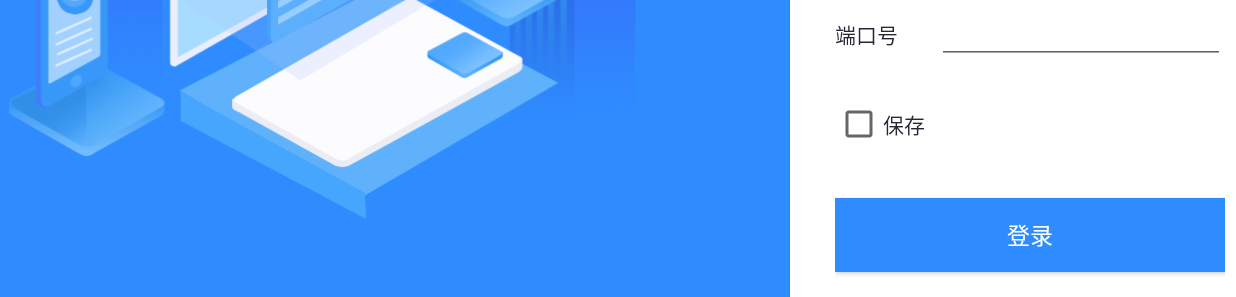
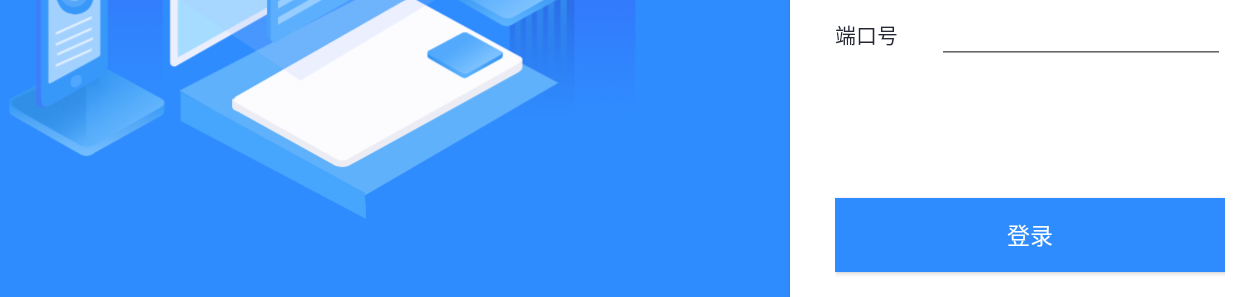
Before and after one commit to hanouba/armsMVP, an Android app: the LoginActivity screen opened directly, with no data from a screen before it, on a phone screen of 824 x 412 dp (held sideways). Shown: the part 290-587 px from the top of the screen. Run offline under Robolectric (Android 15) with nearby library versions, the phone set to English and light mode, and no system bars; libraries missing offline, so code that uses them is left out: org.greenrobot.greendao, pub.devrel.easypermissions.

Commit message:
去除登录中的保存按钮 默认记住账户

```diff
--- a/fullvideo/src/main/java/com/hansen/fullvideo/LoginActivity.java
+++ b/fullvideo/src/main/java/com/hansen/fullvideo/LoginActivity.java
@@ -56,7 +56,7 @@ public class LoginActivity extends AppCompatActivity implements View.OnClickList
         setContentView(R.layout.activity_login);
         IntentFilter intentFilter = new IntentFilter("tcpClientReceiver");
         registerReceiver(myBroadcastReceiver, intentFilter);
-        saveState = SPUtils.getInstance().getBoolean("SAVE_STATE");
+
         initView();
         mDialog = new CommonDialog(this);
 
@@ -70,23 +70,22 @@ public class LoginActivity extends AppCompatActivity implements View.OnClickList
         cbSave = findViewById(R.id.cb_save);
 
         login.setOnClickListener(this);
+        SPUtils.getInstance().put("SAVE_STATE",true);
         cbSave.setOnCheckedChangeListener(new CompoundButton.OnCheckedChangeListener() {
             @Override
             public void onCheckedChanged(CompoundButton buttonView, boolean isChecked) {
                 cbSave.setChecked(isChecked);
-                SPUtils.getInstance().put("SAVE_STATE",isChecked);
+
             }
         });
 
-        if (saveState) {
+
             String ip = SPUtils.getInstance().getString("IP");
             String port = SPUtils.getInstance().getString("PORT");
             etIp.setText(ip);
             etPort.setText(port);
-            cbSave.setChecked(true);
-        }else {
 
-        }
+
 
     }
 
@@ -99,12 +98,10 @@ public class LoginActivity extends AppCompatActivity implements View.OnClickList
                 String port = etPort.getText().toString();
 
                 if (  checkIp(ip,port)) {
-                    if (saveState) {
+
                         SPUtils.getInstance().put("IP",ip);
                         SPUtils.getInstance().put("PORT",port);
-                    }else {
 
-                    }
                     initTCP(ip, Integer.parseInt(port));
                             openGreen();
 
--- a/fullvideo/src/main/res/layout/activity_login.xml
+++ b/fullvideo/src/main/res/layout/activity_login.xml
@@ -125,6 +125,8 @@
                     android:layout_width="wrap_content"
                     android:layout_height="wrap_content"
                     android:text="保存"
+                    android:checked="true"
+                    android:visibility="invisible"
                     android:layout_centerVertical="true"
                     android:textColor="#252834"
                     android:textSize="14sp" />
```
